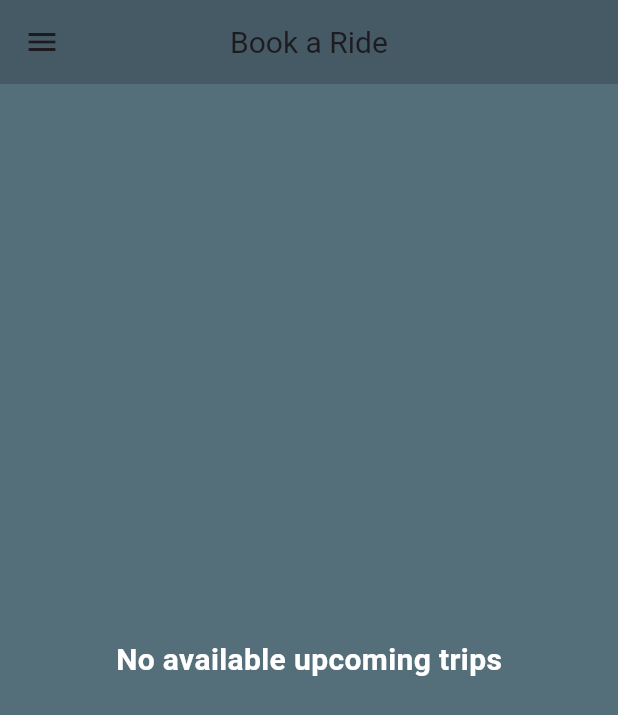
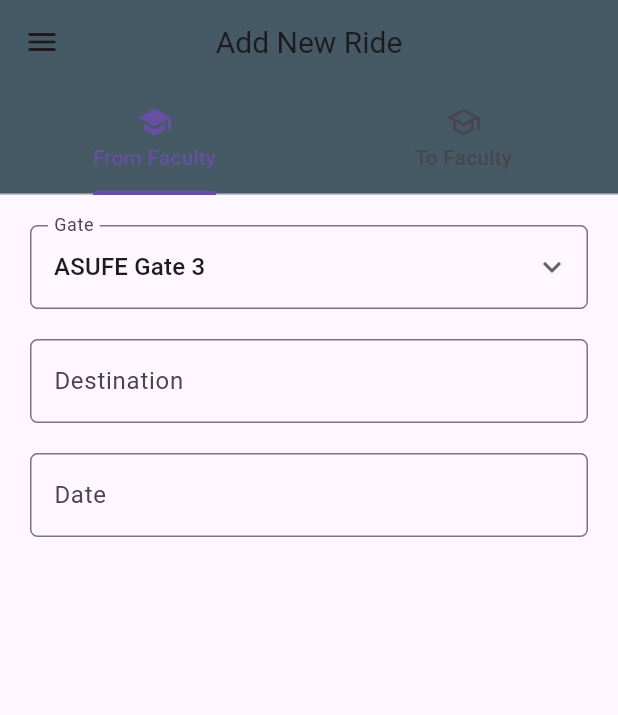
Before and after one commit to OmarElbanna/CARPOOL-Driver, a Flutter app: the HomeScreen screen opened by its route, on a phone screen of 412 x 824 dp. Shown: the top 715 px of the screen. Run offline on Flutter 3.47's test engine with Material 3 defaults, Android fonts, the phone set to English and light mode, and no system bars; our stand-ins replace awesome_dialog, cloud_firestore, firebase_auth, firebase_core, flutter_spinkit, fluttertoast and 2 more; missing offline and left inert: dart:ffi, flutter_polyline_points; accounts and stored records are empty.

Commit message:
Started add trips form

```diff
--- a/lib/Home.dart
+++ b/lib/Home.dart
@@ -15,8 +15,14 @@ class HomeScreen extends StatefulWidget {
 }
 
 class _HomeScreenState extends State<HomeScreen> {
-  List<Trip> trips = [];
+  TextEditingController dateInput = TextEditingController();
+  late DateTime? pickedDate;
   late User user;
+  var gates = [
+    'ASUFE Gate 3',
+    'ASUFE Gate 4',
+  ];
+  String fromdropdownvalue = 'ASUFE Gate 3';
 
   void updateUser() {
     setState(() {});
@@ -30,163 +36,124 @@ class _HomeScreenState extends State<HomeScreen> {
 
   @override
   Widget build(BuildContext context) {
-    return Scaffold(
-      backgroundColor: Colors.blueGrey[600],
+    return DefaultTabController(
+      length: 2,
+      child: Scaffold(
         appBar: AppBar(
+          bottom: const TabBar(tabs: [
+            Tab(
+              text: "From Faculty",
+              icon: Icon(Icons.school),
+            ),
+            Tab(
+              text: "To Faculty",
+              icon: Icon(Icons.school_outlined),
+            ),
+          ]),
           backgroundColor: Colors.blueGrey[700],
           title: const Text(
-          "Book a Ride",
+            "Add New Ride",
             style: TextStyle(
               fontSize: 20,
             ),
           ),
           centerTitle: true,
         ),
-      body: Center(
-          child: FutureBuilder(
-        future: FirebaseFirestore.instance
-            .collection('trips')
-            .where('time', isGreaterThan: DateTime.now())
-            .get(),
-        builder: (con, snapshot) {
-          if (snapshot.connectionState == ConnectionState.waiting) {
-            return const Center(
-              child: CircularProgressIndicator(
-                color: Colors.white,
+        body: TabBarView(
+          children: [
+            SingleChildScrollView(
+              child: Center(
+                  child: Padding(
+                padding: const EdgeInsets.all(20.0),
+                child: Form(
+                  // key: _formKey,
+                  child: Column(
+                    children: [
+                      DropdownButtonFormField(
+                        // validator: ,
+                        decoration: const InputDecoration(
+                          label: Text("Gate"),
+                          border: OutlineInputBorder(
+                              borderRadius:
+                                  BorderRadius.all(Radius.circular(5))),
                         ),
+                        items: gates.map((String items) {
+                          return DropdownMenuItem(
+                            value: items,
+                            child: Text(items),
                           );
-          }
-          if (snapshot.hasError) {
-            return Text('Error: ${snapshot.error}');
-          }
-          if (!snapshot.hasData || snapshot.data!.docs.isEmpty) {
-            return const Text(
-              'No available upcoming trips',
-              style: TextStyle(
-                  color: Colors.white,
-                  fontSize: 20,
-                  fontWeight: FontWeight.bold),
-            );
-          }
-
-          final firebaseTrips = snapshot.data!.docs;
-
-          return ListView.builder(
-            itemCount: firebaseTrips.length,
-            itemBuilder: (context, index) {
-              DateTime date = firebaseTrips[index]['time'].toDate();
-              String dateToShow = "${date.day}/${date.month}/${date.year}";
-              String timeToShow = "${date.hour}:${date.minute}";
-              return Padding(
-                padding: const EdgeInsets.all(3),
-                child: Card(
-                  color: Colors.white,
-                  shape: RoundedRectangleBorder(
-                    borderRadius: BorderRadius.circular(10.0),
+                        }).toList(),
+                        onChanged: (String? newValue) {
+                          setState(() {
+                            fromdropdownvalue = newValue!;
+                          });
+                        },
+                        value: fromdropdownvalue,
+                        icon: const Icon(Icons.keyboard_arrow_down),
                       ),
-                  elevation: 4,
-                  child: ListTile(
-                    leading: Column(
-                      mainAxisAlignment: MainAxisAlignment.center,
-                      children: [
-                        Icon(Icons.location_on, color: Colors.blueGrey[700]),
-                        // Starting point icon
-                        const SizedBox(height: 4),
-                        Container(
-                          height: 16,
-                          width: 1, // Vertical bar width
-                          color: Colors.blueGrey[700], // Vertical bar color
+                      const SizedBox(
+                        height: 20,
+                      ),
+                      TextFormField(
+                        // controller: lastName,
+                        // validator: validateLastName,
+                        keyboardType: TextInputType.text,
+                        decoration: const InputDecoration(
+                          label: Text("Destination"),
+                          border: OutlineInputBorder(
+                              borderRadius:
+                                  BorderRadius.all(Radius.circular(5))),
+                        ),
+                      ),
+                      const SizedBox(
+                        height: 20,
+                      ),
+                      TextField(
+                        controller: dateInput,
+                        //editing controller of this TextField
+                        decoration: const InputDecoration(
+                          label: Text("Date"),
+                          border: OutlineInputBorder(
+                              borderRadius:
+                                  BorderRadius.all(Radius.circular(5))),
+                        ),
+                        readOnly: true,
+                        //set it true, so that user will not able to edit text
+                        onTap: () async {
+                          pickedDate = (await showDatePicker(
+                              context: context,
+                              initialDate: DateTime.now(),
+                              firstDate: DateTime.now(),
+                              lastDate: DateTime(2100)))!;
+                          if (pickedDate != null) {
+                            String formattedDate  = "${pickedDate!.day}/${pickedDate!.month}/${pickedDate!.year}";
+                            print(pickedDate);
+                            setState(() {
+                              dateInput.text = formattedDate;
+                            });
+                          } else {}
+                        },
+                      )
+                    ],
+                  ),
+                ),
+              )),
+            ),
+            SingleChildScrollView(
+              child: Center(
+                  child: Padding(
+                padding: const EdgeInsets.all(20.0),
+                child: Form(
+                  // key: _formKey,
+                  child: Column(
+                    // mainAxisAlignment: MainAxisAlignment.center,
+                    children: [],
+                  ),
+                ),
+              )),
             ),
           ],
         ),
-                    title: Row(
-                      children: [
-                        Text(
-                          '${firebaseTrips[index]['from']}',
-                          style: const TextStyle(fontWeight: FontWeight.bold),
-                        ),
-                        const Icon(Icons.arrow_right_alt),
-                        Text(
-                          '${firebaseTrips[index]['to']}',
-                          style: const TextStyle(fontWeight: FontWeight.bold),
-                        ),
-                      ],
-                    ),
-                    subtitle: Column(
-                      crossAxisAlignment: CrossAxisAlignment.start,
-                      children: [
-                        Row(
-                          children: [
-                            Icon(Icons.location_on,
-                                color: Colors.blueGrey[700]),
-                            // Destination icon
-                            const SizedBox(width: 4),
-                            Text('Date: $dateToShow'),
-                          ],
-                        ),
-                        Row(
-                          mainAxisAlignment: MainAxisAlignment.spaceBetween,
-                          children: [
-                            Row(
-                              children: [
-                                Icon(
-                                  Icons.access_time_filled,
-                                  color: Colors.blueGrey[700],
-                                ),
-                                Text(' Time: $timeToShow'),
-                              ],
-                            ),
-                            Row(
-                              children: [
-                                const Icon(
-                                  Icons.attach_money,
-                                  color: Colors.green,
-                                ),
-                                Text(
-                                  ' Price: ${firebaseTrips[index]['price']}',
-                                  style: const TextStyle(color: Colors.green),
-                                ),
-                              ],
-                            ),
-                          ],
-                        ),
-                      ],
-                    ),
-                    onTap: () async {
-                      String driverId = firebaseTrips[index]['driverId'];
-                      final driverDoc = await FirebaseFirestore.instance
-                          .collection('users')
-                          .doc(driverId)
-                          .get();
-                      final driverInfo = driverDoc.data();
-                      Trip trip = Trip(
-                          from: firebaseTrips[index]['from'],
-                          to: firebaseTrips[index]['to'],
-                          price: firebaseTrips[index]['price'],
-                          time: firebaseTrips[index]['time'].toDate(),
-                          from_lat: firebaseTrips[index]['from_lat'],
-                          from_lng: firebaseTrips[index]['from_lng'],
-                          to_lat: firebaseTrips[index]['to_lat'],
-                          to_lng: firebaseTrips[index]['to_lng'],
-                          id: firebaseTrips[index].id,
-                          driverName:
-                              "${driverInfo!['firstName']} ${driverInfo['lastName']}",
-                          carModel: driverInfo['carModel'],
-                          carColor: driverInfo['carColor']);
-                      Navigator.push(
-                        context,
-                        MaterialPageRoute(
-                          builder: (context) => TripDetailsScreen(data: trip,isBooking: true,),
-                        ),
-                      );
-                    },
-                  ),
-                ),
-              );
-            },
-          );
-        },
-      )),
         drawer: Drawer(
             child: FutureBuilder(
                 future: FirebaseFirestore.instance
@@ -205,12 +172,14 @@ class _HomeScreenState extends State<HomeScreen> {
                   if (!snapshot.hasData || !snapshot.data!.exists) {
                     return const Text('User data not found');
                   }
-                final userData = snapshot.data!.data() as Map<String, dynamic>;
+                  final userData =
+                      snapshot.data!.data() as Map<String, dynamic>;
                   return Column(
                     children: [
                       UserAccountsDrawerHeader(
-                        decoration: BoxDecoration(color: Colors.blueGrey[700]),
-                        currentAccountPicture:  const CircleAvatar(
+                          decoration:
+                              BoxDecoration(color: Colors.blueGrey[700]),
+                          currentAccountPicture: const CircleAvatar(
                             radius: 200,
                             backgroundImage: AssetImage("images/download.png"),
                           ),
@@ -266,6 +235,7 @@ class _HomeScreenState extends State<HomeScreen> {
                     ],
                   );
                 })),
+      ),
     );
   }
 }
```
Lines whose indentation alone changed are shown as unchanged.
